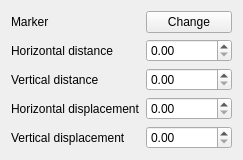
Above: src/ui/symbollayer/widget_pointpatternfill.ui from kadas-albireo/kadas-albireo before the change. Below: the same form after it.
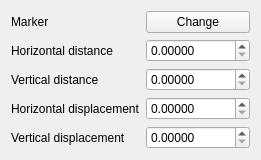
That is the form after the change.

The edit to the form file:
```diff
--- a/src/ui/symbollayer/widget_pointpatternfill.ui
+++ b/src/ui/symbollayer/widget_pointpatternfill.ui
@@ -40,6 +40,9 @@
    </item>
    <item row="1" column="1">
     <widget class="QDoubleSpinBox" name="mHorizontalDistanceSpinBox">
+     <property name="decimals">
+      <number>5</number>
+     </property>
      <property name="maximum">
       <double>99999999.989999994635582</double>
      </property>
@@ -54,6 +57,9 @@
    </item>
    <item row="2" column="1">
     <widget class="QDoubleSpinBox" name="mVerticalDistanceSpinBox">
+     <property name="decimals">
+      <number>5</number>
+     </property>
      <property name="maximum">
       <double>999999999.990000009536743</double>
      </property>
@@ -68,6 +74,9 @@
    </item>
    <item row="3" column="1">
     <widget class="QDoubleSpinBox" name="mHorizontalDisplacementSpinBox">
+     <property name="decimals">
+      <number>5</number>
+     </property>
      <property name="maximum">
       <double>9999999.990000000223517</double>
      </property>
@@ -82,6 +91,9 @@
    </item>
    <item row="4" column="1">
     <widget class="QDoubleSpinBox" name="mVerticalDisplacementSpinBox">
+     <property name="decimals">
+      <number>5</number>
+     </property>
      <property name="maximum">
       <double>999999999.990000009536743</double>
      </property>
```
